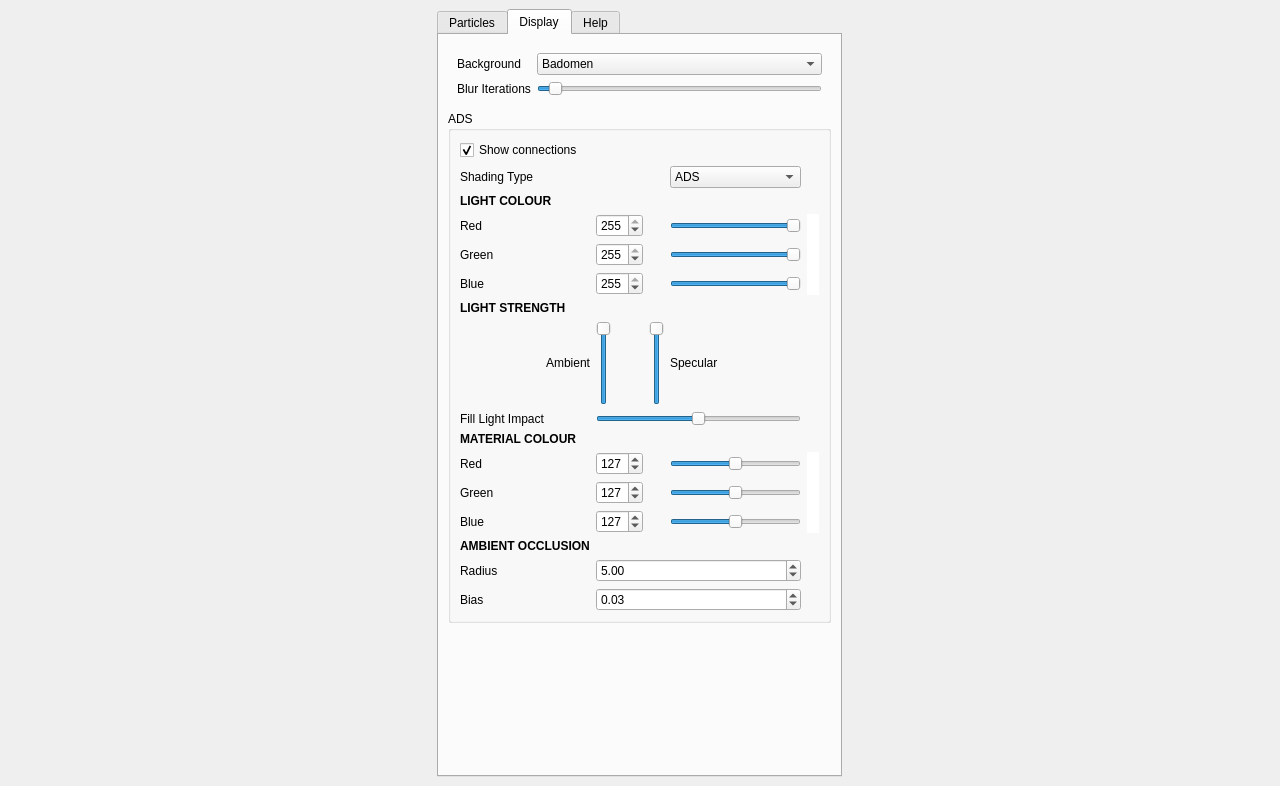
Above: ui/GUI.ui from eulersson/CellGrowth before the change. Below: the same form after it.
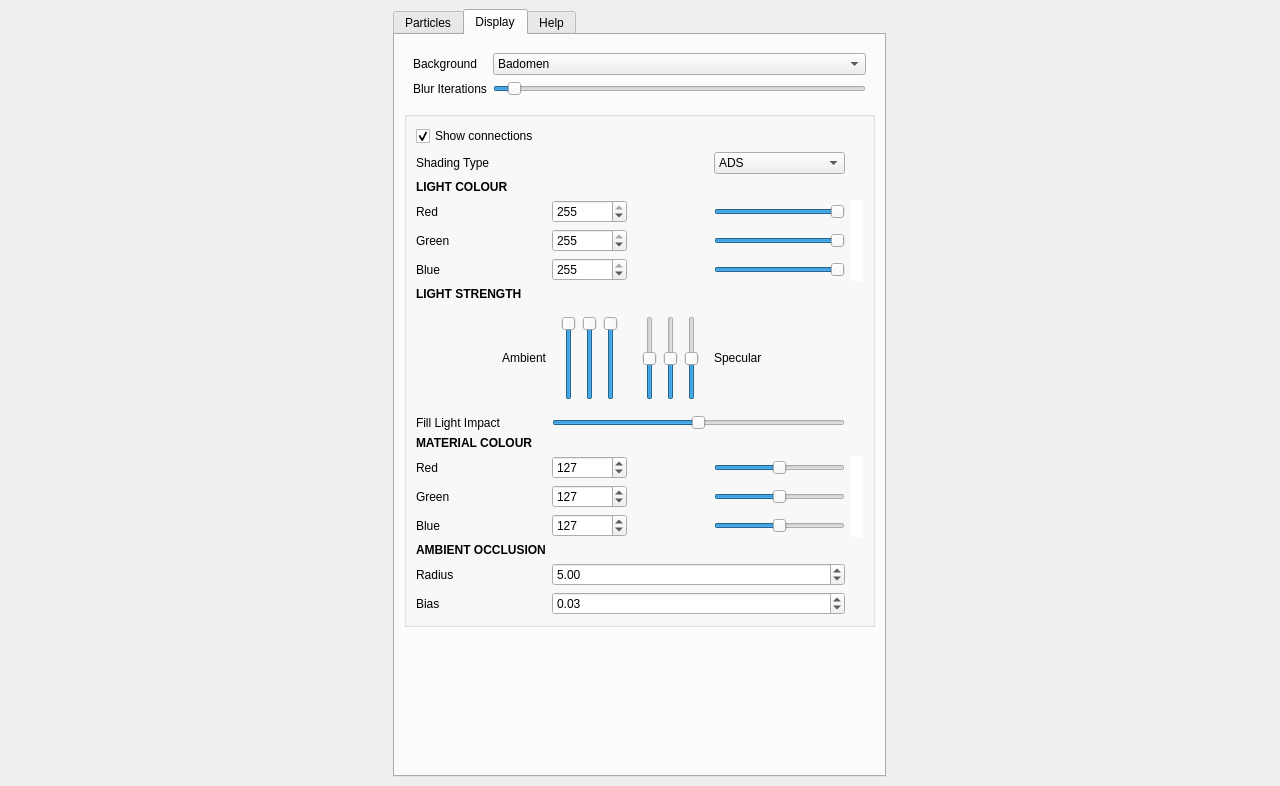
That is the form after the change. The open tabs and pages were chosen to show the change.

```diff
--- a/ui/GUI.ui
+++ b/ui/GUI.ui
@@ -28,7 +28,7 @@
            </sizepolicy>
           </property>
           <property name="currentIndex">
-           <number>1</number>
+           <number>0</number>
           </property>
           <widget class="QWidget" name="tab">
            <attribute name="title">
@@ -664,7 +664,7 @@
                </sizepolicy>
               </property>
               <property name="title">
-               <string>ADS</string>
+               <string/>
               </property>
               <property name="flat">
                <bool>false</bool>
@@ -739,6 +739,11 @@
                    <string>Ambient Occlusion</string>
                   </property>
                  </item>
+                 <item>
+                  <property name="text">
+                   <string>New Order</string>
+                  </property>
+                 </item>
                 </widget>
                </item>
                <item row="5" column="0">
@@ -1220,16 +1225,6 @@
                  </property>
                 </widget>
                </item>
-               <item row="8" column="0">
-                <widget class="QLabel" name="label_ambient">
-                 <property name="text">
-                  <string>Ambient</string>
-                 </property>
-                 <property name="alignment">
-                  <set>Qt::AlignRight|Qt::AlignTrailing|Qt::AlignVCenter</set>
-                 </property>
-                </widget>
-               </item>
                <item row="5" column="4">
                 <widget class="QSpinBox" name="m_GColourSpinBox">
                  <property name="maximum">
@@ -1326,19 +1321,6 @@
                  </property>
                 </widget>
                </item>
-               <item row="8" column="4">
-                <widget class="QSlider" name="m_lightAmbient">
-                 <property name="maximum">
-                  <number>100</number>
-                 </property>
-                 <property name="value">
-                  <number>100</number>
-                 </property>
-                 <property name="orientation">
-                  <enum>Qt::Vertical</enum>
-                 </property>
-                </widget>
-               </item>
                <item row="11" column="7" rowspan="3" colspan="3">
                 <widget class="QWidget" name="m_colourDisplayMaterial" native="true">
                  <property name="palette">
@@ -1791,6 +1773,13 @@
                  </property>
                 </widget>
                </item>
+               <item row="15" column="0">
+                <widget class="QLabel" name="label_AO_radius">
+                 <property name="text">
+                  <string>Radius</string>
+                 </property>
+                </widget>
+               </item>
                <item row="6" column="4">
                 <widget class="QSpinBox" name="m_BColourSpinBox">
                  <property name="maximum">
@@ -1817,13 +1806,6 @@
                  </property>
                 </widget>
                </item>
-               <item row="15" column="0">
-                <widget class="QLabel" name="label_AO_radius">
-                 <property name="text">
-                  <string>Radius</string>
-                 </property>
-                </widget>
-               </item>
                <item row="16" column="4" colspan="3">
                 <widget class="QDoubleSpinBox" name="m_BiasSB">
                  <property name="minimum">
@@ -1853,26 +1835,6 @@
                  </property>
                 </widget>
                </item>
-               <item row="8" column="6">
-                <widget class="QLabel" name="label_specular">
-                 <property name="text">
-                  <string>Specular</string>
-                 </property>
-                </widget>
-               </item>
-               <item row="8" column="5">
-                <widget class="QSlider" name="m_specularLight">
-                 <property name="maximum">
-                  <number>100</number>
-                 </property>
-                 <property name="value">
-                  <number>100</number>
-                 </property>
-                 <property name="orientation">
-                  <enum>Qt::Vertical</enum>
-                 </property>
-                </widget>
-               </item>
                <item row="9" column="0">
                 <widget class="QLabel" name="label_fill_light_impact">
                  <property name="text">
@@ -1906,6 +1868,113 @@
                  </property>
                 </widget>
                </item>
+               <item row="8" column="0">
+                <widget class="QLabel" name="label_ambient">
+                 <property name="text">
+                  <string>Ambient</string>
+                 </property>
+                 <property name="alignment">
+                  <set>Qt::AlignRight|Qt::AlignTrailing|Qt::AlignVCenter</set>
+                 </property>
+                </widget>
+               </item>
+               <item row="8" column="4">
+                <widget class="QWidget" name="widget_2" native="true">
+                 <layout class="QHBoxLayout" name="horizontalLayout">
+                  <item>
+                   <widget class="QSlider" name="m_ambientLightR">
+                    <property name="maximum">
+                     <number>255</number>
+                    </property>
+                    <property name="value">
+                     <number>255</number>
+                    </property>
+                    <property name="orientation">
+                     <enum>Qt::Vertical</enum>
+                    </property>
+                   </widget>
+                  </item>
+                  <item>
+                   <widget class="QSlider" name="m_ambientLightG">
+                    <property name="maximum">
+                     <number>255</number>
+                    </property>
+                    <property name="value">
+                     <number>255</number>
+                    </property>
+                    <property name="orientation">
+                     <enum>Qt::Vertical</enum>
+                    </property>
+                   </widget>
+                  </item>
+                  <item>
+                   <widget class="QSlider" name="m_ambientLightB">
+                    <property name="maximum">
+                     <number>255</number>
+                    </property>
+                    <property name="value">
+                     <number>255</number>
+                    </property>
+                    <property name="orientation">
+                     <enum>Qt::Vertical</enum>
+                    </property>
+                   </widget>
+                  </item>
+                 </layout>
+                </widget>
+               </item>
+               <item row="8" column="5">
+                <widget class="QWidget" name="widget_3" native="true">
+                 <layout class="QHBoxLayout" name="horizontalLayout_2">
+                  <item>
+                   <widget class="QSlider" name="m_specularLightR">
+                    <property name="maximum">
+                     <number>255</number>
+                    </property>
+                    <property name="value">
+                     <number>127</number>
+                    </property>
+                    <property name="orientation">
+                     <enum>Qt::Vertical</enum>
+                    </property>
+                   </widget>
+                  </item>
+                  <item>
+                   <widget class="QSlider" name="m_specularLightG">
+                    <property name="maximum">
+                     <number>255</number>
+                    </property>
+                    <property name="value">
+                     <number>127</number>
+                    </property>
+                    <property name="orientation">
+                     <enum>Qt::Vertical</enum>
+                    </property>
+                   </widget>
+                  </item>
+                  <item>
+                   <widget class="QSlider" name="m_specularLightB">
+                    <property name="maximum">
+                     <number>255</number>
+                    </property>
+                    <property name="value">
+                     <number>127</number>
+                    </property>
+                    <property name="orientation">
+                     <enum>Qt::Vertical</enum>
+                    </property>
+                   </widget>
+                  </item>
+                 </layout>
+                </widget>
+               </item>
+               <item row="8" column="6">
+                <widget class="QLabel" name="label_specular">
+                 <property name="text">
+                  <string>Specular</string>
+                 </property>
+                </widget>
+               </item>
               </layout>
              </widget>
             </item>
@@ -1935,18 +2004,18 @@
                <string>&lt;!DOCTYPE HTML PUBLIC &quot;-//W3C//DTD HTML 4.0//EN&quot; &quot;http://www.w3.org/TR/REC-html40/strict.dtd&quot;&gt;
 &lt;html&gt;&lt;head&gt;&lt;meta name=&quot;qrichtext&quot; content=&quot;1&quot; /&gt;&lt;style type=&quot;text/css&quot;&gt;
 p, li { white-space: pre-wrap; }
-&lt;/style&gt;&lt;/head&gt;&lt;body style=&quot; font-family:'Cantarell'; font-size:11pt; font-weight:400; font-style:normal;&quot;&gt;
-&lt;p style=&quot; margin-top:0px; margin-bottom:0px; margin-left:0px; margin-right:0px; -qt-block-indent:0; text-indent:0px;&quot;&gt;&lt;span style=&quot; font-family:'Sans Serif'; font-size:9pt; font-weight:600;&quot;&gt;Cells Particle Simulator&lt;/span&gt;&lt;/p&gt;
+&lt;/style&gt;&lt;/head&gt;&lt;body style=&quot; font-family:'Sans Serif'; font-size:9pt; font-weight:400; font-style:normal;&quot;&gt;
+&lt;p style=&quot; margin-top:0px; margin-bottom:0px; margin-left:0px; margin-right:0px; -qt-block-indent:0; text-indent:0px;&quot;&gt;&lt;span style=&quot; font-weight:600;&quot;&gt;Cells Particle Simulator&lt;/span&gt;&lt;/p&gt;
 &lt;hr /&gt;
-&lt;p style=&quot; margin-top:0px; margin-bottom:10px; margin-left:0px; margin-right:0px; -qt-block-indent:0; text-indent:0px;&quot;&gt;&lt;span style=&quot; font-family:'Sans Serif'; font-size:9pt;&quot;&gt;Particles grow and die according to a light. This is a cell simulation inspired by Andy Lomas's morphogenetic creations.&lt;/span&gt;&lt;/p&gt;
-&lt;p style=&quot; margin-top:0px; margin-bottom:10px; margin-left:0px; margin-right:0px; -qt-block-indent:0; text-indent:0px;&quot;&gt;&lt;span style=&quot; font-family:'Sans Serif'; font-size:9pt;&quot;&gt;Select the type of shader you want in the &lt;/span&gt;&lt;span style=&quot; font-family:'Sans Serif'; font-size:9pt; font-weight:600;&quot;&gt;Display&lt;/span&gt;&lt;span style=&quot; font-family:'Sans Serif'; font-size:9pt;&quot;&gt; tab. &lt;/span&gt;&lt;/p&gt;
-&lt;p style=&quot; margin-top:0px; margin-bottom:10px; margin-left:0px; margin-right:0px; -qt-block-indent:0; text-indent:0px;&quot;&gt;&lt;span style=&quot; font-family:'Sans Serif'; font-size:9pt;&quot;&gt;Change render pass with keys:&lt;/span&gt;&lt;/p&gt;
-&lt;p style=&quot; margin-top:0px; margin-bottom:5px; margin-left:0px; margin-right:0px; -qt-block-indent:0; text-indent:0px;&quot;&gt;&lt;span style=&quot; font-family:'Sans Serif'; font-size:9pt;&quot;&gt;      &lt;/span&gt;&lt;span style=&quot; font-family:'Sans Serif'; font-size:9pt; color:#111199;&quot;&gt;1&lt;/span&gt;&lt;span style=&quot; font-family:'Sans Serif'; font-size:9pt;&quot;&gt; Ambient, Diffuse, Specular (ADS)&lt;/span&gt;&lt;/p&gt;
-&lt;p style=&quot; margin-top:0px; margin-bottom:5px; margin-left:0px; margin-right:0px; -qt-block-indent:0; text-indent:0px;&quot;&gt;&lt;span style=&quot; font-family:'Sans Serif'; font-size:9pt;&quot;&gt;      &lt;/span&gt;&lt;span style=&quot; font-family:'Sans Serif'; font-size:9pt; color:#111199;&quot;&gt;2&lt;/span&gt;&lt;span style=&quot; font-family:'Sans Serif'; font-size:9pt;&quot;&gt; X-Ray &lt;/span&gt;&lt;/p&gt;
-&lt;p style=&quot; margin-top:0px; margin-bottom:5px; margin-left:0px; margin-right:0px; -qt-block-indent:0; text-indent:0px;&quot;&gt;&lt;span style=&quot; font-family:'Sans Serif'; font-size:9pt;&quot;&gt;      &lt;/span&gt;&lt;span style=&quot; font-family:'Sans Serif'; font-size:9pt; color:#111199;&quot;&gt;3&lt;/span&gt;&lt;span style=&quot; font-family:'Sans Serif'; font-size:9pt;&quot;&gt; Ambient Occlusion&lt;/span&gt;&lt;/p&gt;
-&lt;p style=&quot;-qt-paragraph-type:empty; margin-top:0px; margin-bottom:0px; margin-left:0px; margin-right:0px; -qt-block-indent:0; text-indent:0px; font-family:'Sans Serif'; font-size:9pt;&quot;&gt;&lt;br /&gt;&lt;/p&gt;
-&lt;p style=&quot; margin-top:0px; margin-bottom:10px; margin-left:0px; margin-right:0px; -qt-block-indent:0; text-indent:0px;&quot;&gt;&lt;span style=&quot; font-family:'Sans Serif'; font-size:9pt;&quot;&gt;Press &lt;/span&gt;&lt;span style=&quot; font-family:'Sans Serif'; font-size:9pt; color:#111199;&quot;&gt;B&lt;/span&gt;&lt;span style=&quot; font-family:'Sans Serif'; font-size:9pt;&quot;&gt; to Bulge the particles.&lt;/span&gt;&lt;/p&gt;
-&lt;p style=&quot; margin-top:0px; margin-bottom:5px; margin-left:0px; margin-right:0px; -qt-block-indent:0; text-indent:0px;&quot;&gt;&lt;span style=&quot; font-family:'Sans Serif'; font-size:9pt;&quot;&gt;Play with the settings we expose, if unsure about what it does, place your cursor over the text to see the tooltip.&lt;/span&gt;&lt;/p&gt;&lt;/body&gt;&lt;/html&gt;</string>
+&lt;p style=&quot; margin-top:0px; margin-bottom:10px; margin-left:0px; margin-right:0px; -qt-block-indent:0; text-indent:0px;&quot;&gt;Particles grow and die according to a light. This is a cell simulation inspired by Andy Lomas's morphogenetic creations.&lt;/p&gt;
+&lt;p style=&quot; margin-top:0px; margin-bottom:10px; margin-left:0px; margin-right:0px; -qt-block-indent:0; text-indent:0px;&quot;&gt;Select the type of shader you want in the &lt;span style=&quot; font-weight:600;&quot;&gt;Display&lt;/span&gt; tab. &lt;/p&gt;
+&lt;p style=&quot; margin-top:0px; margin-bottom:10px; margin-left:0px; margin-right:0px; -qt-block-indent:0; text-indent:0px;&quot;&gt;Change render pass with keys:&lt;/p&gt;
+&lt;p style=&quot; margin-top:0px; margin-bottom:5px; margin-left:0px; margin-right:0px; -qt-block-indent:0; text-indent:0px;&quot;&gt;      &lt;span style=&quot; color:#111199;&quot;&gt;1&lt;/span&gt; Ambient, Diffuse, Specular (ADS)&lt;/p&gt;
+&lt;p style=&quot; margin-top:0px; margin-bottom:5px; margin-left:0px; margin-right:0px; -qt-block-indent:0; text-indent:0px;&quot;&gt;      &lt;span style=&quot; color:#111199;&quot;&gt;2&lt;/span&gt; X-Ray &lt;/p&gt;
+&lt;p style=&quot; margin-top:0px; margin-bottom:5px; margin-left:0px; margin-right:0px; -qt-block-indent:0; text-indent:0px;&quot;&gt;      &lt;span style=&quot; color:#111199;&quot;&gt;3&lt;/span&gt; Ambient Occlusion&lt;/p&gt;
+&lt;p style=&quot;-qt-paragraph-type:empty; margin-top:0px; margin-bottom:0px; margin-left:0px; margin-right:0px; -qt-block-indent:0; text-indent:0px;&quot;&gt;&lt;br /&gt;&lt;/p&gt;
+&lt;p style=&quot; margin-top:0px; margin-bottom:10px; margin-left:0px; margin-right:0px; -qt-block-indent:0; text-indent:0px;&quot;&gt;Press &lt;span style=&quot; color:#111199;&quot;&gt;B&lt;/span&gt; to Bulge the particles.&lt;/p&gt;
+&lt;p style=&quot; margin-top:0px; margin-bottom:5px; margin-left:0px; margin-right:0px; -qt-block-indent:0; text-indent:0px;&quot;&gt;Play with the settings we expose, if unsure about what it does, place your cursor over the text to see the tooltip.&lt;/p&gt;&lt;/body&gt;&lt;/html&gt;</string>
               </property>
              </widget>
             </item>
```
